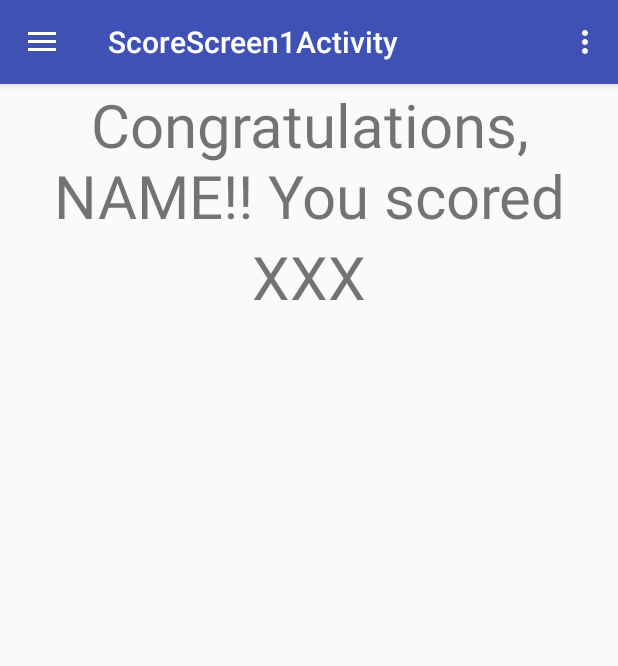
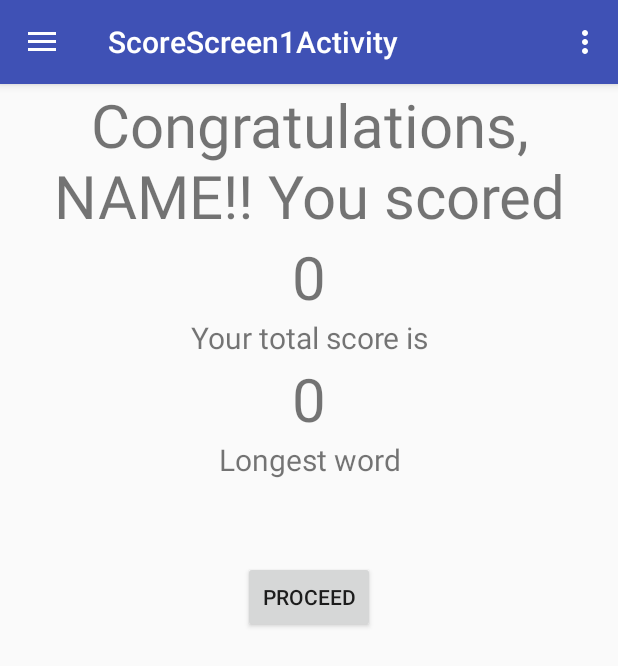
Before and after one commit to seamus91g/WordFox, an Android app: the ScoreScreen1Activity screen opened directly, with no data from a screen before it, after a tap on "Import", on a phone screen of 412 x 824 dp. Shown: the top 666 px of the screen. Run offline under Robolectric (Android 15) with nearby library versions, the phone set to English and light mode, and no system bars; 2 other taps on this screen came first.

Commit message:
Game now correctly displays your score and longest word on a score screen. 'Proceed' button allows instant new game Now tracking Longest Word in the gameInstance class. Added gameInstance method to clear score + longest word inbetween rounds and added to onCreate in GameActivity. Changed clearScores() method to clearAllScores() => Less ambiguity. Fixed setTotalScore() method to accumulate the score

```diff
--- a/app/src/main/java/com/example/seamus/wordfox/GameActivity.java
+++ b/app/src/main/java/com/example/seamus/wordfox/GameActivity.java
@@ -49,6 +49,8 @@ public class GameActivity extends AppCompatActivity
 //        editor.putInt("totalScore",0);
 //        editor.apply();
 
+        myGameInstance.clearRoundScores();
+
         AssetManager assetManager = this.getAssets();
         myDiction = new foxDictionary();
         try {
@@ -86,7 +88,10 @@ public class GameActivity extends AppCompatActivity
                     case 1:
                         TextView box5 = (TextView) findViewById(R.id.timeblock5);
                         box5.setBackgroundColor(0);
-                        startScoreScreen1Act(findViewById(R.id.timeblock5));
+
+                        Toast.makeText(GameActivity.this, "Time out!", Toast.LENGTH_SHORT).show();
+                        startScoreScreen1Act();
+
                         break;
                 }
 
@@ -131,7 +136,8 @@ public class GameActivity extends AppCompatActivity
         navigationView.setNavigationItemSelectedListener(this);
     }
 
-    public void startScoreScreen1Act(View v){
+    public void startScoreScreen1Act(){
+        Log.d(MONITOR_TAG, "starting Score Screen 1");
         Intent ScoreScreen1Intent = new Intent(this, ScoreScreen1Activity.class);
         startActivity(ScoreScreen1Intent);
     }
@@ -186,6 +192,7 @@ public class GameActivity extends AppCompatActivity
 
 
         if (currentStrLen > longestStrLen) {
+            myGameInstance.setLongestWord(currentStr);
             longestTV.setText(currentStr);
 
             myGameInstance.setScore(currentStrLen);
--- a/app/src/main/java/com/example/seamus/wordfox/MainActivity.java
+++ b/app/src/main/java/com/example/seamus/wordfox/MainActivity.java
@@ -31,7 +31,7 @@ public class MainActivity extends AppCompatActivity
         NavigationView navigationView = (NavigationView) findViewById(R.id.nav_view);
         navigationView.setNavigationItemSelectedListener(this);
 
-        gameInstance.clearScores();
+        gameInstance.clearAllScores();
     }
 
     public void startGameAct(View v){
--- a/app/src/main/java/com/example/seamus/wordfox/ScoreScreen1Activity.java
+++ b/app/src/main/java/com/example/seamus/wordfox/ScoreScreen1Activity.java
@@ -11,11 +11,13 @@ import android.support.v7.widget.Toolbar;
 import android.util.Log;
 import android.view.Menu;
 import android.view.MenuItem;
+import android.view.View;
 import android.widget.TextView;
 
 public class ScoreScreen1Activity extends AppCompatActivity
         implements NavigationView.OnNavigationItemSelectedListener {
 
+    public static final String MONITOR_TAG = "myTag";
     @Override
     protected void onCreate(Bundle savedInstanceState) {
         super.onCreate(savedInstanceState);
@@ -32,21 +34,22 @@ public class ScoreScreen1Activity extends AppCompatActivity
         NavigationView navigationView = (NavigationView) findViewById(R.id.nav_view);
         navigationView.setNavigationItemSelectedListener(this);
 
-        Log.d("Main", "just want to see if this makes it");
+        Log.d(MONITOR_TAG, "just want to see if this makes it");
 
 
         int score = GameActivity.myGameInstance.getScore();
+        int totalScore = GameActivity.myGameInstance.getTotalScore();
+        String longestAttempt = GameActivity.myGameInstance.getLongestWord();
+
         TextView scoreScoreScreenTextView = (TextView) findViewById(R.id.scoreScoreScreenTV);
-        scoreScoreScreenTextView.setText(score);
+        scoreScoreScreenTextView.setText(String.valueOf(score));
 
-        Log.d("Main", "just want to see if this makes it");
+        TextView totalScoreScoreScreenTextView = (TextView) findViewById(R.id.totalScoreScoreScreenTV);
+        totalScoreScoreScreenTextView.setText(String.valueOf(totalScore));
 
+        TextView longestWordScoreScreenTextView = (TextView) findViewById(R.id.longestWordScoreScreenTV);
+        longestWordScoreScreenTextView.setText(String.valueOf(longestAttempt));
 
-
-
-
-//        int ju = myGameInstance.getScore();
-//
 //
 //        SharedPreferences preferences = PreferenceManager.getDefaultSharedPreferences(this);
 //        String score = preferences.getString("score", "");
@@ -67,19 +70,13 @@ public class ScoreScreen1Activity extends AppCompatActivity
 //            editor.apply();
 //        }
 //
-//        String totalString = Integer.toString(totalScore);
-//        TextView totalScoreScoreScreenTextView = (TextView) findViewById(R.id.totalScoreScoreScreenTV);
-//        totalScoreScoreScreenTextView.setText(totalString);
 
-
-//        TextView longestAttemptTV = (TextView) findViewById(lengthLongestAttempt);
-//        String lengthString = (String) longestAttemptTV.getText();
-////        int length = Integer.parseInt(lengthString);
-//
-//        TextView scoreScoreScreenTextView = (TextView) findViewById(R.id.scoreScoreScreenTV);
-//        scoreScoreScreenTextView.setText(lengthString);
     }
 
+    public void proceed(View v) {
+        Log.d(MONITOR_TAG, "In proceed");
+        GameActivity.myGameInstance.startGame(this);
+    }
     @Override
     public void onBackPressed() {
         DrawerLayout drawer = (DrawerLayout) findViewById(R.id.drawer_layout);
--- a/app/src/main/res/layout/content_score_screen1.xml
+++ b/app/src/main/res/layout/content_score_screen1.xml
@@ -40,57 +40,58 @@
             tools:layout_editor_absoluteX="0dp"
             tools:layout_editor_absoluteY="0dp" />
 
-        <!--<TextView-->
-            <!--android:id="@+id/scoreScreen1TV"-->
-            <!--android:layout_width="wrap_content"-->
-            <!--android:layout_height="wrap_content"-->
-            <!--android:layout_gravity="center_horizontal"-->
-            <!--android:gravity="center_horizontal"-->
-            <!--android:text="Your total score is"-->
-            <!--android:textSize="20sp"-->
-            <!--tools:layout_editor_absoluteX="0dp"-->
-            <!--tools:layout_editor_absoluteY="0dp" />-->
+        <TextView
+            android:id="@+id/scoreScreen1TV"
+            android:layout_width="wrap_content"
+            android:layout_height="wrap_content"
+            android:layout_gravity="center_horizontal"
+            android:gravity="center_horizontal"
+            android:text="Your total score is"
+            android:textSize="20sp"
+            tools:layout_editor_absoluteX="0dp"
+            tools:layout_editor_absoluteY="0dp" />
 
-        <!--<TextView-->
-            <!--android:id="@+id/totalScoreScoreScreenTV"-->
-            <!--android:layout_width="wrap_content"-->
-            <!--android:layout_height="wrap_content"-->
-            <!--android:layout_gravity="center_horizontal"-->
-            <!--android:gravity="center_horizontal"-->
-            <!--android:text="XXX"-->
-            <!--android:textSize="40sp"-->
-            <!--tools:layout_editor_absoluteX="0dp"-->
-            <!--tools:layout_editor_absoluteY="0dp" />-->
+        <TextView
+            android:id="@+id/totalScoreScoreScreenTV"
+            android:layout_width="wrap_content"
+            android:layout_height="wrap_content"
+            android:layout_gravity="center_horizontal"
+            android:gravity="center_horizontal"
+            android:text="XXX"
+            android:textSize="40sp"
+            tools:layout_editor_absoluteX="0dp"
+            tools:layout_editor_absoluteY="0dp" />
 
-        <!--<TextView-->
-            <!--android:id="@+id/scoreScreen2TV"-->
-            <!--android:layout_width="wrap_content"-->
-            <!--android:layout_height="wrap_content"-->
-            <!--android:layout_gravity="center_horizontal"-->
-            <!--android:gravity="center_horizontal"-->
-            <!--android:text="Longest word"-->
-            <!--android:textSize="20sp"-->
-            <!--tools:layout_editor_absoluteX="0dp"-->
-            <!--tools:layout_editor_absoluteY="0dp" />-->
+        <TextView
+            android:id="@+id/scoreScreen2TV"
+            android:layout_width="wrap_content"
+            android:layout_height="wrap_content"
+            android:layout_gravity="center_horizontal"
+            android:gravity="center_horizontal"
+            android:text="Longest word"
+            android:textSize="20sp"
+            tools:layout_editor_absoluteX="0dp"
+            tools:layout_editor_absoluteY="0dp" />
 
-        <!--<TextView-->
-            <!--android:id="@+id/longestWordScoreScreenTV"-->
-            <!--android:layout_width="wrap_content"-->
-            <!--android:layout_height="wrap_content"-->
-            <!--android:layout_gravity="center_horizontal"-->
-            <!--android:gravity="center_horizontal"-->
-            <!--android:text="XXXXXXXX"-->
-            <!--android:textSize="40sp"-->
-            <!--tools:layout_editor_absoluteX="0dp"-->
-            <!--tools:layout_editor_absoluteY="0dp" />-->
+        <TextView
+            android:id="@+id/longestWordScoreScreenTV"
+            android:layout_width="wrap_content"
+            android:layout_height="wrap_content"
+            android:layout_gravity="center_horizontal"
+            android:gravity="center_horizontal"
+            android:text="XXXXXXXX"
+            android:textSize="40sp"
+            tools:layout_editor_absoluteX="0dp"
+            tools:layout_editor_absoluteY="0dp" />
 
-        <!--<Button-->
-            <!--android:layout_width="wrap_content"-->
-            <!--android:layout_height="wrap_content"-->
-            <!--android:layout_gravity="right"-->
-            <!--android:text="PROCEED"-->
-            <!--tools:layout_editor_absoluteX="0dp"-->
-            <!--tools:layout_editor_absoluteY="0dp" />-->
+        <Button
+            android:layout_width="wrap_content"
+            android:onClick="proceed"
+            android:layout_height="wrap_content"
+            android:layout_gravity="center"
+            android:text="PROCEED"
+            tools:layout_editor_absoluteX="0dp"
+            tools:layout_editor_absoluteY="0dp" />
 
 
     </LinearLayout>
```
Also changed, not shown: app/src/main/java/com/example/seamus/wordfox/gameInstance.java (+26 -14 lines).
